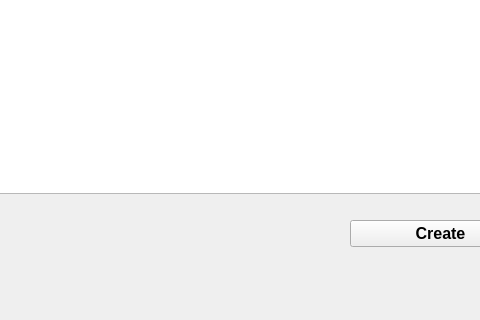
Above: all_Combined/createprojectpage.ui from aboodmufti/cupid before the change; both pictures show x 280 to 760 and y 280 to 600 of the 860 by 600 pixel window. Below: the same form after it.
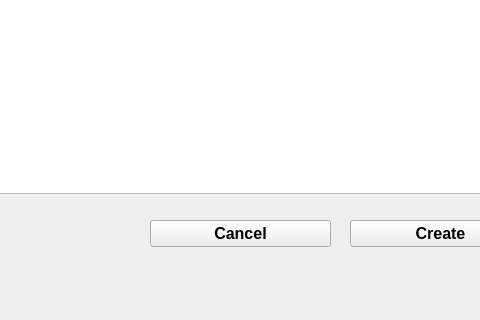
That is the form after the change.

Commit message: added cancel button to create project

The edit to the form file:
```diff
--- a/all_Combined/createprojectpage.ui
+++ b/all_Combined/createprojectpage.ui
@@ -567,6 +567,26 @@
     <set>Qt::AlignLeading|Qt::AlignLeft|Qt::AlignVCenter</set>
    </property>
   </widget>
+  <widget class="QPushButton" name="cancelButton">
+   <property name="geometry">
+    <rect>
+     <x>430</x>
+     <y>500</y>
+     <width>181</width>
+     <height>27</height>
+    </rect>
+   </property>
+   <property name="font">
+    <font>
+     <pointsize>12</pointsize>
+     <weight>75</weight>
+     <bold>true</bold>
+    </font>
+   </property>
+   <property name="text">
+    <string>Cancel</string>
+   </property>
+  </widget>
  </widget>
  <layoutdefault spacing="6" margin="11"/>
  <resources/>
```
The commit also changes 7 other files.
